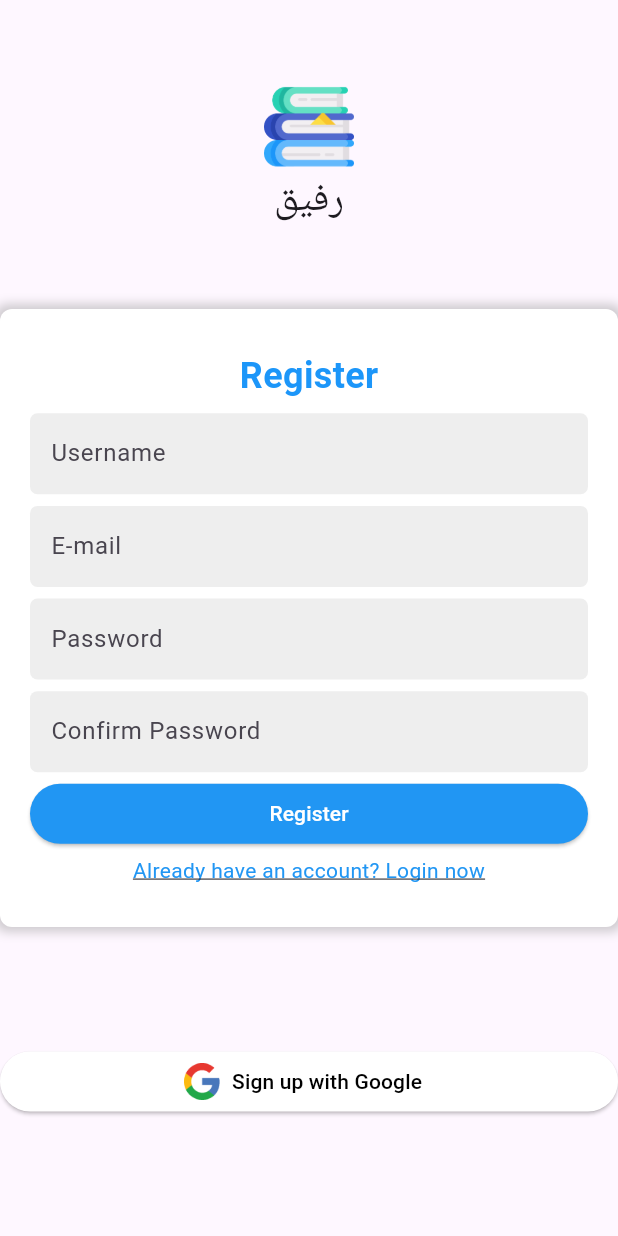
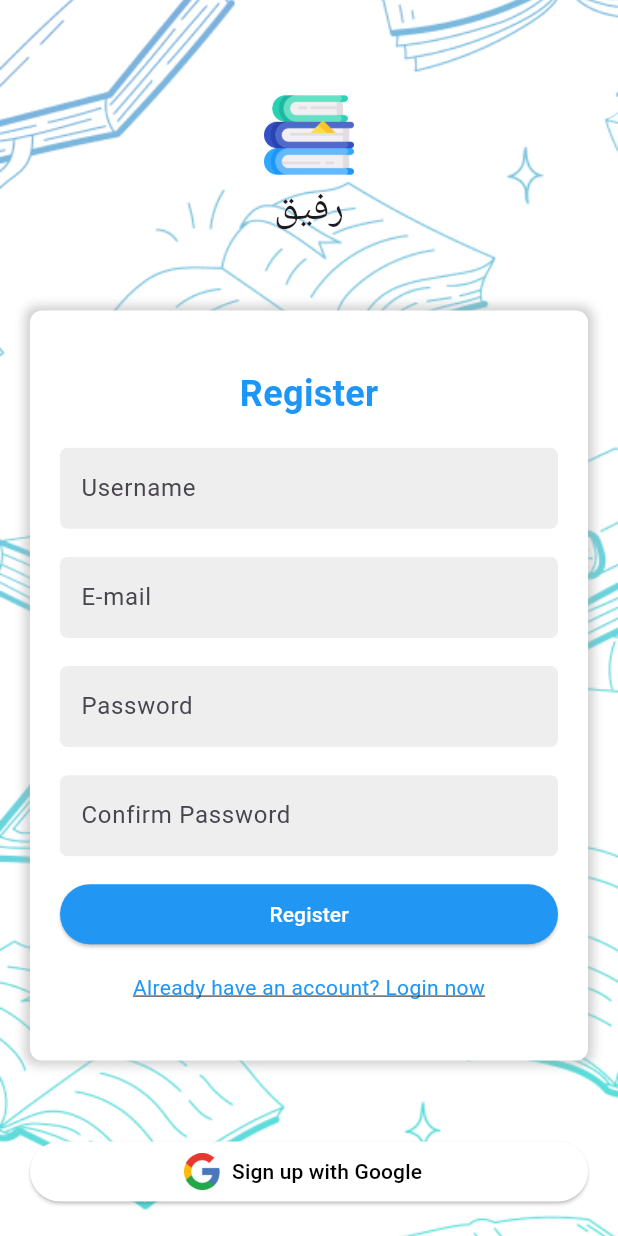
Before and after one commit to SaudAlhafith/Rafeq-Flutter, a Flutter app: the RegistrationView screen opened by its route, on a phone screen of 412 x 824 dp. Run offline on Flutter 3.47's test engine with Material 3 defaults, Android fonts, the phone set to English and light mode, and no system bars; our stand-ins replace cloud_firestore, firebase_auth, firebase_core, google_sign_in; accounts and stored records are empty; network calls fail.

Commit message:
some ui fixes

```diff
--- a/lib/Views/LoginView.dart
+++ b/lib/Views/LoginView.dart
@@ -12,7 +12,7 @@ class LoginView extends StatelessWidget {
     var passwordController = TextEditingController(text: signInUpViewModel.password);
 
     return Scaffold(
-
+      resizeToAvoidBottomInset: true,
       body: Stack(
         children: [
           Positioned.fill(
--- a/lib/Views/RegistrationView.dart
+++ b/lib/Views/RegistrationView.dart
@@ -14,20 +14,24 @@ class RegistrationView extends StatelessWidget {
     var passwordConfirmationController = TextEditingController(text: signInUpViewModel.passwordConfirmation);
 
     return Scaffold(
+      resizeToAvoidBottomInset: true,
       body: Stack(
         children: [
           // Background Image
-          // Positioned.fill(
-          //   child: Image.asset(
-          //     'AppFiles/Newbackground.jpg',
-          //     fit: BoxFit.cover,
-          //   ),
-          // ),
-          Column(
+          Positioned.fill(
+            child: Image.asset(
+              'AppFiles/Newbackground.jpg',
+              fit: BoxFit.cover,
+            ),
+          ),
+          SingleChildScrollView(
+            padding: const EdgeInsets.symmetric(horizontal: 20.0),
+
+            child: Column(
+              mainAxisAlignment: MainAxisAlignment.spaceAround,
               children: [
-                Expanded(
-                  flex: 1,
-                  child: Align(
+                SizedBox(height: 60),
+                Align(
                   alignment: Alignment.center,
                   child: Column(
                     mainAxisAlignment: MainAxisAlignment.center,
@@ -44,14 +48,12 @@ class RegistrationView extends StatelessWidget {
                     ],
                   ),
                 ),
-                ),
-
+                SizedBox(height: 50),
                 // Register Form
-                Expanded(
-                  flex: 2,
-                  child: Container(
+                Container(
                   alignment: Alignment.center,
                   padding: const EdgeInsets.all(20.0),
+                  height: 500,
                   decoration: BoxDecoration(color: Colors.white, borderRadius: BorderRadius.circular(8.0), boxShadow: [
                     BoxShadow(
                       color: Colors.grey.withOpacity(0.5),
@@ -169,11 +171,9 @@ class RegistrationView extends StatelessWidget {
                     ],
                   ),
                 ),
-                ),
+                SizedBox(height: 50),
                 // Google Signup Button
-                Expanded(
-                  flex: 1,
-                  child: Align(
+                Align(
                   alignment: Alignment.center,
                   child: Container(
                     width: double.infinity,
@@ -188,8 +188,9 @@ class RegistrationView extends StatelessWidget {
                     ),
                   ),
                 ),
+              SizedBox(height: 40),
+              ],
             ),
-              ],
           ),
         ],
       ),
```
Lines whose indentation alone changed are shown as unchanged.
